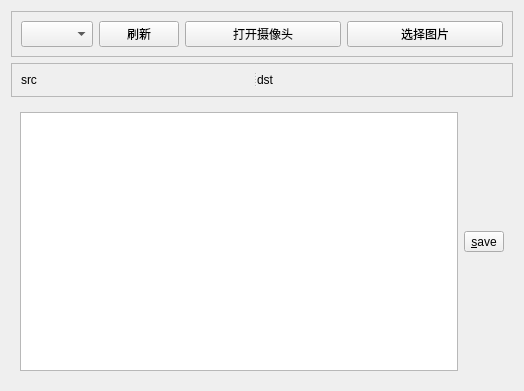
Old version of the form widget.ui in the repository midnightqiao/QT_YOLOInferencer.
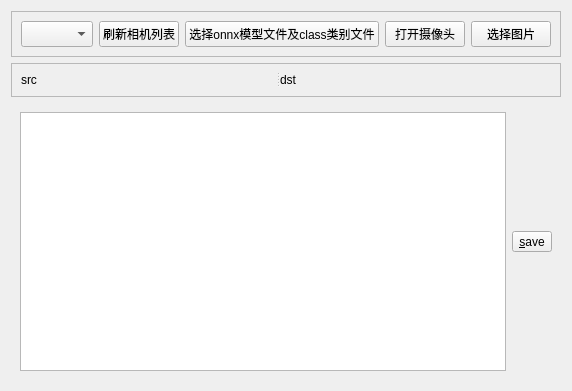
New version of the form. Icons and pictures are not drawn.

Patch:
```diff
--- a/widget.ui
+++ b/widget.ui
@@ -46,7 +46,14 @@
          </sizepolicy>
         </property>
         <property name="text">
-         <string>刷新</string>
+         <string>刷新相机列表</string>
+        </property>
+       </widget>
+      </item>
+      <item>
+       <widget class="QPushButton" name="fileChooseBtn">
+        <property name="text">
+         <string>选择onnx模型文件及class类别文件</string>
         </property>
        </widget>
       </item>
```
